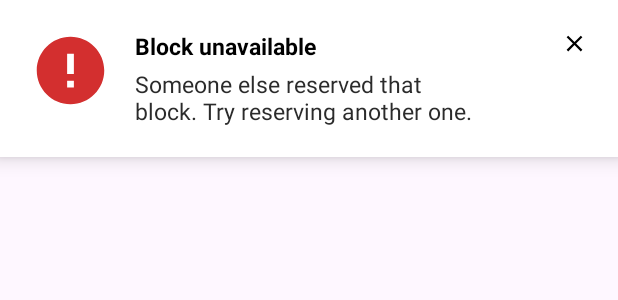
After one commit to UmairHafeez0/oldamazonflex, an Android app: the layout layout_error_popup.xml on its own in the app's theme, with its tools: preview values and no code run, on a phone screen of 412 x 824 dp. The commit adds this screen. Shown: the top 300 px of the screen. Run offline under Robolectric (Android 15) with nearby library versions, the phone set to English and light mode, and no system bars.

Commit message:
Block Unavailable Added

```diff
--- /dev/null
+++ b/app/src/main/res/drawable/error_popup_bg.xml
@@ -0,0 +1,6 @@
+<shape xmlns:android="http://schemas.android.com/apk/res/android"
+    android:shape="rectangle">
+    <solid android:color="@android:color/white" />
+    <corners android:radius="12dp" />
+    <stroke android:width="1dp" android:color="#E57373" />
+</shape>
--- /dev/null
+++ b/app/src/main/res/drawable/ic_error_red.xml
@@ -0,0 +1,10 @@
+<?xml version="1.0" encoding="utf-8"?>
+<vector xmlns:android="http://schemas.android.com/apk/res/android"
+    android:width="24dp"
+    android:height="24dp"
+    android:viewportWidth="24"
+    android:viewportHeight="24">
+    <path
+        android:fillColor="#D32F2F"
+        android:pathData="M12,2C6.48,2 2,6.48 2,12s4.48,10 10,10 10,-4.48 10,-10S17.52,2 12,2zM13,17h-2v-2h2v2zM13,13h-2V7h2v6z"/>
+</vector>
--- /dev/null
+++ b/app/src/main/res/layout/layout_error_popup.xml
@@ -0,0 +1,64 @@
+<?xml version="1.0" encoding="utf-8"?>
+<androidx.constraintlayout.widget.ConstraintLayout
+    xmlns:android="http://schemas.android.com/apk/res/android"
+    xmlns:app="http://schemas.android.com/apk/res-auto"
+    android:id="@+id/notificationPopup"
+    android:layout_width="match_parent"
+    android:layout_height="wrap_content"
+    android:background="@color/white"
+    android:padding="20dp"
+    android:elevation="8dp"
+    app:layout_constraintTop_toBottomOf="@id/toolbar">
+
+    <!-- Rest of your notification popup content remains the same -->
+    <ImageView
+        android:id="@+id/iconTick"
+        android:layout_width="54dp"
+        android:layout_height="54dp"
+        android:src="@drawable/ic_error_red"
+        app:layout_constraintBottom_toBottomOf="parent"
+        app:layout_constraintStart_toStartOf="parent"
+        app:layout_constraintTop_toTopOf="parent"
+        app:layout_constraintVertical_bias="0.0" />
+
+    <LinearLayout
+        android:layout_width="0dp"
+        android:layout_height="wrap_content"
+        android:orientation="vertical"
+        android:layout_marginStart="16dp"
+        android:layout_marginEnd="16dp"
+        app:layout_constraintStart_toEndOf="@id/iconTick"
+        app:layout_constraintTop_toTopOf="parent"
+        app:layout_constraintBottom_toBottomOf="parent"
+        app:layout_constraintEnd_toStartOf="@id/iconClose">
+
+        <TextView
+            android:id="@+id/titleText"
+            android:layout_width="match_parent"
+            android:layout_height="wrap_content"
+            android:text="Block unavailable"
+            android:textColor="@color/black"
+            android:textSize="15sp"
+            android:textStyle="bold"/>
+
+        <TextView
+            android:id="@+id/messageText"
+            android:layout_width="match_parent"
+            android:layout_height="wrap_content"
+            android:text="Someone else reserved that block. Try reserving another one."
+            android:textColor="#2B2B2B"
+            android:textSize="15sp"
+            android:layout_marginTop="4dp"
+            android:layout_marginRight="40dp"/>
+    </LinearLayout>
+
+    <ImageView
+        android:id="@+id/iconClose"
+        android:layout_width="18dp"
+        android:layout_height="18dp"
+        android:src="@drawable/ic_close"
+        app:layout_constraintEnd_toEndOf="parent"
+        app:layout_constraintTop_toTopOf="parent"
+        app:tint="@color/black" />
+
+</androidx.constraintlayout.widget.ConstraintLayout>
```
Also changed, not shown: app/src/main/java/com/example/oldflex/FirstFragment.kt (+44 -3 lines).
